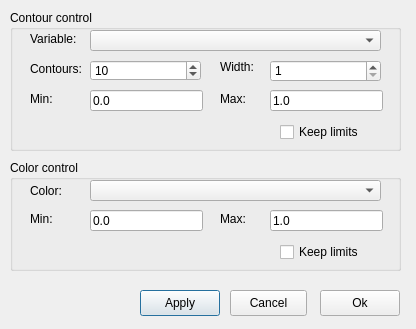
First picture: the form in ElmerGUI/vtkpost/isocontour.ui, repository tehnick/elmerfem, before the edit.
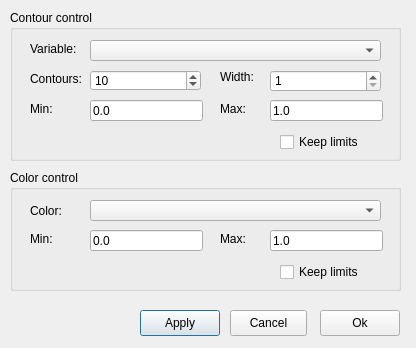
Second picture: the form after the edit. Icons and pictures are not drawn.

Commit message: ElmerGUI: Unified the outlook of the dialogs in vtk widget

```diff
--- a/ElmerGUI/vtkpost/isocontour.ui
+++ b/ElmerGUI/vtkpost/isocontour.ui
@@ -6,7 +6,7 @@
     <x>0</x>
     <y>0</y>
     <width>416</width>
-    <height>329</height>
+    <height>348</height>
    </rect>
   </property>
   <property name="windowTitle" >
@@ -16,7 +16,7 @@
    <property name="geometry" >
     <rect>
      <x>140</x>
-     <y>290</y>
+     <y>310</y>
      <width>80</width>
      <height>26</height>
     </rect>
@@ -35,7 +35,7 @@
    <property name="geometry" >
     <rect>
      <x>320</x>
-     <y>290</y>
+     <y>310</y>
      <width>80</width>
      <height>26</height>
     </rect>
@@ -53,7 +53,7 @@
      <x>10</x>
      <y>10</y>
      <width>391</width>
-     <height>141</height>
+     <height>151</height>
     </rect>
    </property>
    <property name="title" >
@@ -63,7 +63,7 @@
     <property name="geometry" >
      <rect>
       <x>260</x>
-      <y>80</y>
+      <y>90</y>
       <width>113</width>
       <height>21</height>
      </rect>
@@ -76,7 +76,7 @@
     <property name="geometry" >
      <rect>
       <x>80</x>
-      <y>20</y>
+      <y>30</y>
       <width>291</width>
       <height>21</height>
      </rect>
@@ -86,7 +86,7 @@
     <property name="geometry" >
      <rect>
       <x>80</x>
-      <y>80</y>
+      <y>90</y>
       <width>113</width>
       <height>21</height>
      </rect>
@@ -99,7 +99,7 @@
     <property name="geometry" >
      <rect>
       <x>210</x>
-      <y>80</y>
+      <y>90</y>
       <width>31</width>
       <height>18</height>
      </rect>
@@ -112,7 +112,7 @@
     <property name="geometry" >
      <rect>
       <x>80</x>
-      <y>50</y>
+      <y>60</y>
       <width>111</width>
       <height>21</height>
      </rect>
@@ -131,7 +131,7 @@
     <property name="geometry" >
      <rect>
       <x>20</x>
-      <y>20</y>
+      <y>30</y>
       <width>51</width>
       <height>18</height>
      </rect>
@@ -144,7 +144,7 @@
     <property name="geometry" >
      <rect>
       <x>20</x>
-      <y>50</y>
+      <y>60</y>
       <width>61</width>
       <height>18</height>
      </rect>
@@ -157,7 +157,7 @@
     <property name="geometry" >
      <rect>
       <x>20</x>
-      <y>80</y>
+      <y>90</y>
       <width>41</width>
       <height>18</height>
      </rect>
@@ -170,7 +170,7 @@
     <property name="geometry" >
      <rect>
       <x>210</x>
-      <y>50</y>
+      <y>60</y>
       <width>46</width>
       <height>14</height>
      </rect>
@@ -183,7 +183,7 @@
     <property name="geometry" >
      <rect>
       <x>260</x>
-      <y>50</y>
+      <y>60</y>
       <width>111</width>
       <height>22</height>
      </rect>
@@ -196,7 +196,7 @@
     <property name="geometry" >
      <rect>
       <x>270</x>
-      <y>110</y>
+      <y>120</y>
       <width>91</width>
       <height>24</height>
      </rect>
@@ -210,9 +210,9 @@
    <property name="geometry" >
     <rect>
      <x>10</x>
-     <y>160</y>
+     <y>170</y>
      <width>391</width>
-     <height>111</height>
+     <height>121</height>
     </rect>
    </property>
    <property name="title" >
@@ -222,7 +222,7 @@
     <property name="geometry" >
      <rect>
       <x>260</x>
-      <y>50</y>
+      <y>60</y>
       <width>113</width>
       <height>21</height>
      </rect>
@@ -235,7 +235,7 @@
     <property name="geometry" >
      <rect>
       <x>80</x>
-      <y>20</y>
+      <y>30</y>
       <width>291</width>
       <height>21</height>
      </rect>
@@ -245,7 +245,7 @@
     <property name="geometry" >
      <rect>
       <x>20</x>
-      <y>50</y>
+      <y>60</y>
       <width>41</width>
       <height>18</height>
      </rect>
@@ -258,7 +258,7 @@
     <property name="geometry" >
      <rect>
       <x>20</x>
-      <y>20</y>
+      <y>30</y>
       <width>41</width>
       <height>21</height>
      </rect>
@@ -271,7 +271,7 @@
     <property name="geometry" >
      <rect>
       <x>80</x>
-      <y>50</y>
+      <y>60</y>
       <width>113</width>
       <height>21</height>
      </rect>
@@ -284,7 +284,7 @@
     <property name="geometry" >
      <rect>
       <x>210</x>
-      <y>50</y>
+      <y>60</y>
       <width>31</width>
       <height>18</height>
      </rect>
@@ -297,7 +297,7 @@
     <property name="geometry" >
      <rect>
       <x>270</x>
-      <y>80</y>
+      <y>90</y>
       <width>91</width>
       <height>24</height>
      </rect>
@@ -311,7 +311,7 @@
    <property name="geometry" >
     <rect>
      <x>230</x>
-     <y>290</y>
+     <y>310</y>
      <width>77</width>
      <height>26</height>
     </rect>
```
The commit also changes 3 other files.
